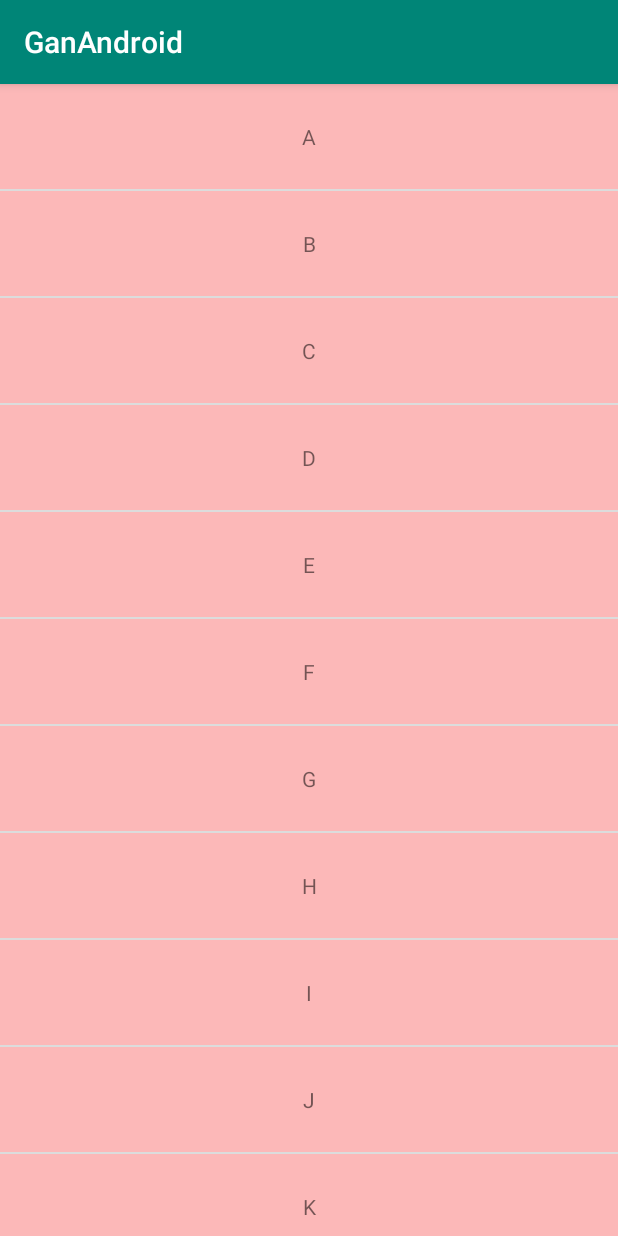
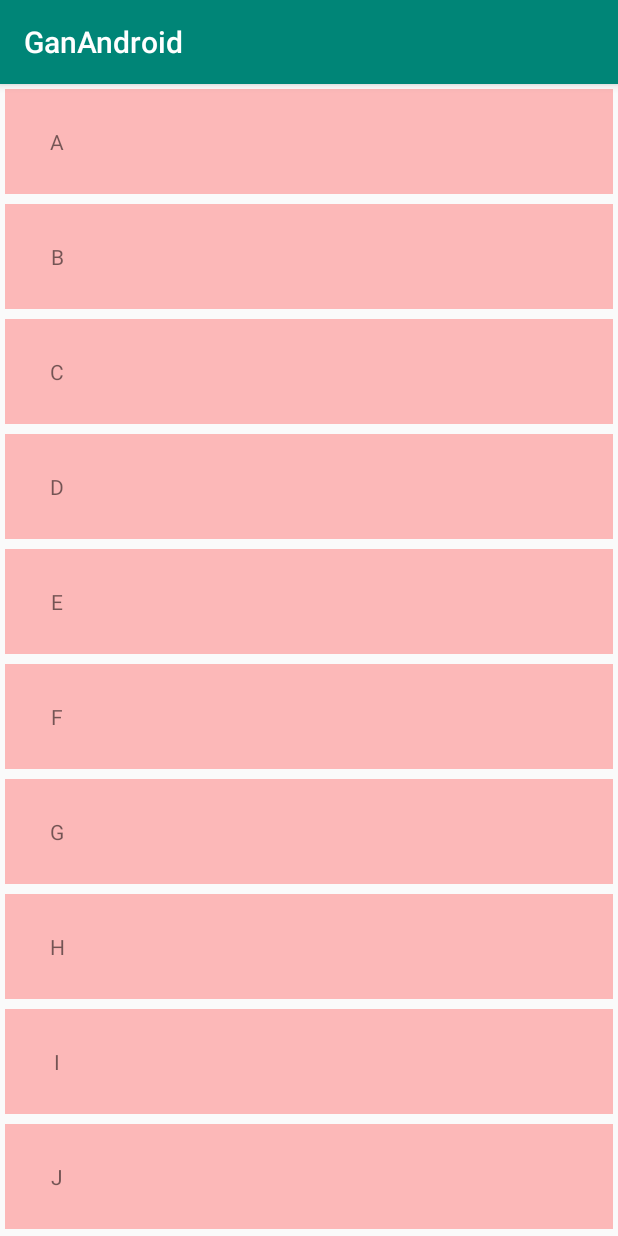
Before and after one commit to SimonWangChen/ganAndroid, an Android app: the screen it shows after launch (MainActivity), on a phone screen of 412 x 824 dp. Run offline under Robolectric (Android 15) with nearby library versions, the phone set to English and light mode, and no system bars.

Commit message:
添加不同的 layout 布局

```diff
--- a/app/src/main/java/com/proclassmates/ganandroid/MainActivity.java
+++ b/app/src/main/java/com/proclassmates/ganandroid/MainActivity.java
@@ -1,8 +1,10 @@
 package com.proclassmates.ganandroid;
 
 import androidx.appcompat.app.AppCompatActivity;
+import androidx.recyclerview.widget.GridLayoutManager;
 import androidx.recyclerview.widget.LinearLayoutManager;
 import androidx.recyclerview.widget.RecyclerView;
+import androidx.recyclerview.widget.StaggeredGridLayoutManager;
 
 import android.os.Bundle;
 
@@ -26,11 +28,15 @@ public class MainActivity extends AppCompatActivity {
 
         mAdapter = new SimpleListAdapter(this, mDatas);
         mRecyclerView.setAdapter(mAdapter);
-        //设置布局
+        //  设置布局 线型布局
         LinearLayoutManager linearLayoutManager = new LinearLayoutManager(this, LinearLayoutManager.VERTICAL, false);
+        // 网格布局
+        // GridLayoutManager linearLayoutManager = new GridLayoutManager(this, 2);
+        // 水平滑动布局
+        // StaggeredGridLayoutManager staggeredGridLayoutManager = new StaggeredGridLayoutManager(5, StaggeredGridLayoutManager.HORIZONTAL);
         mRecyclerView.setLayoutManager(linearLayoutManager);
         //设置分割线 https://gist.github.com/alexfu/0f464fc3742f134ccd1e
-        mRecyclerView.addItemDecoration(new DividerItemDecoration(this, DividerItemDecoration.VERTICAL_LIST));
+        //mRecyclerView.addItemDecoration(new DividerItemDecoration(this, DividerItemDecoration.VERTICAL_LIST));
 
     }
 
--- a/app/src/main/res/layout/item_single_textview.xml
+++ b/app/src/main/res/layout/item_single_textview.xml
@@ -2,11 +2,12 @@
 <FrameLayout xmlns:android="http://schemas.android.com/apk/res/android"
     android:layout_width="match_parent"
     android:background="#44ff0000"
+    android:layout_margin="3dp"
     android:layout_height="70dp">
 
     <TextView
         android:id="@+id/tv_single_item"
-        android:layout_width="match_parent"
+        android:layout_width="70dp"
         android:layout_height="match_parent"
         android:gravity="center" />
 </FrameLayout>
```
